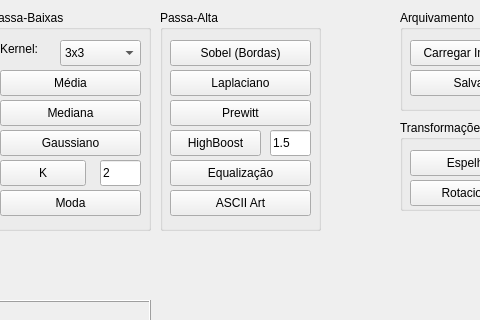
broken-usb/pdi-qt, file mainwindow.ui: the form before one commit; both pictures show x 190 to 670 and y 0 to 320 of the 1000 by 600 pixel window.
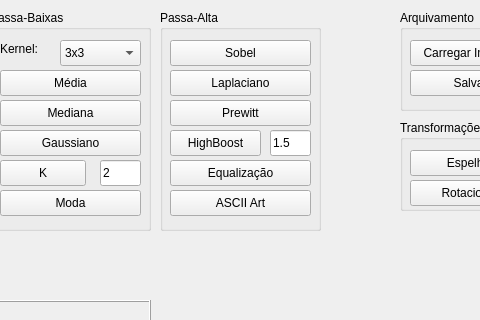
The form after the commit.

Patch:
```diff
--- a/mainwindow.ui
+++ b/mainwindow.ui
@@ -323,7 +323,7 @@
       <string>&lt;html&gt;&lt;head/&gt;&lt;body&gt;&lt;p&gt;Detecta e destaca os contornos da imagem usando o Operador de Sobel (Cálculo de gradientes X e Y).&lt;/p&gt;&lt;/body&gt;&lt;/html&gt;</string>
      </property>
      <property name="text">
-      <string>Sobel (Bordas)</string>
+      <string>Sobel</string>
      </property>
     </widget>
     <widget class="QPushButton" name="btnLaplaciano">
```
